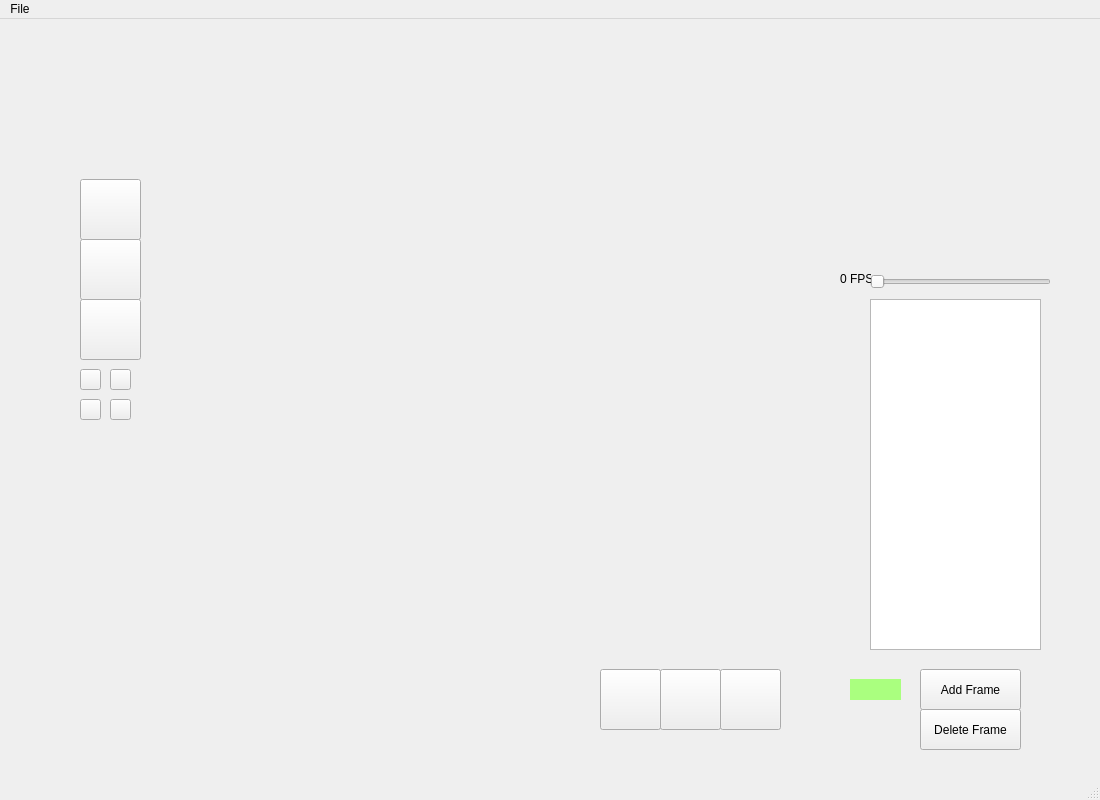
First picture: the form in SpriteEditor/spriteview.ui, repository bestcreator01/sprite-editor, before the edit.
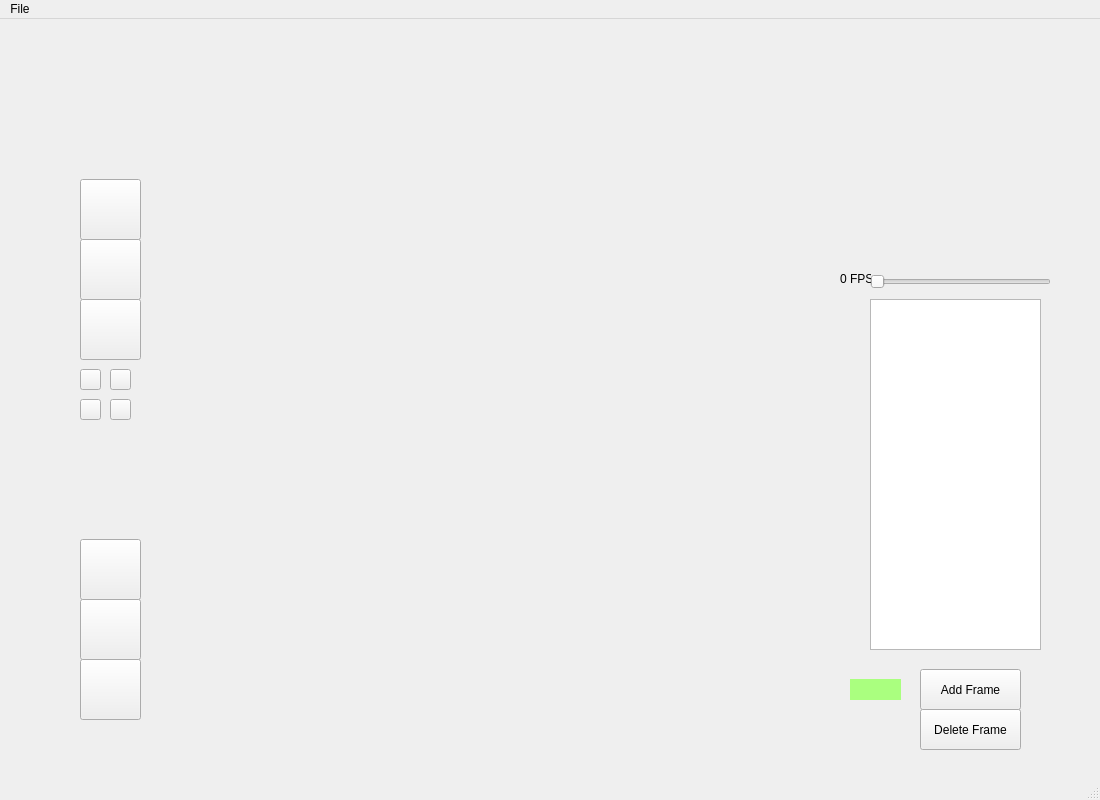
Second picture: the form after the edit.

Commit message: 1. Created Global variables for canvas coordinates. 2. Used the coordinates to convert world coordinates to grid coordinates. 3. Updated the UI to display the grid coordinates. 4. Fixed the position of the background image as per canvas geometry. 4. Repositioned the Save, Load and Open icons to fit on the UI.

```diff
--- a/SpriteEditor/spriteview.ui
+++ b/SpriteEditor/spriteview.ui
@@ -21,7 +21,7 @@
     <property name="geometry">
      <rect>
       <x>180</x>
-      <y>10</y>
+      <y>30</y>
       <width>601</width>
       <height>700</height>
      </rect>
@@ -226,8 +226,8 @@
    <widget class="QPushButton" name="newFile">
     <property name="geometry">
      <rect>
-      <x>600</x>
-      <y>650</y>
+      <x>80</x>
+      <y>520</y>
       <width>61</width>
       <height>61</height>
      </rect>
@@ -245,8 +245,8 @@
    <widget class="QPushButton" name="saveFile">
     <property name="geometry">
      <rect>
-      <x>660</x>
-      <y>650</y>
+      <x>80</x>
+      <y>580</y>
       <width>61</width>
       <height>61</height>
      </rect>
@@ -264,8 +264,8 @@
    <widget class="QPushButton" name="loadFile">
     <property name="geometry">
      <rect>
-      <x>720</x>
-      <y>650</y>
+      <x>80</x>
+      <y>640</y>
       <width>61</width>
       <height>61</height>
      </rect>
```
The commit also changes 2 other files.
